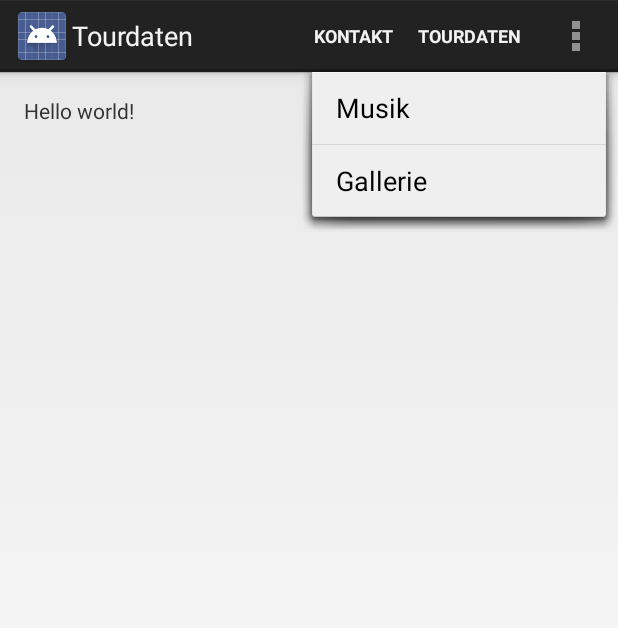
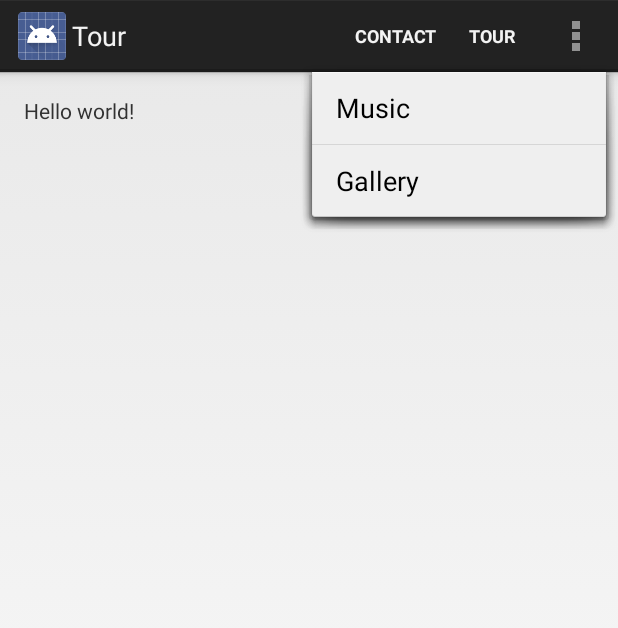
Before and after one commit to trilumic/PromoApplication, an Android app: the Tourdates screen opened directly, with no data from a screen before it, with the options menu open, on a phone screen of 412 x 824 dp. Shown: the top 628 px of the screen. Run offline under Robolectric (Android 15) with nearby library versions, the phone set to English and light mode, and no system bars.

Commit message:
Anpassungen zur Funktionalität

```diff
--- a/app/src/main/AndroidManifest.xml
+++ b/app/src/main/AndroidManifest.xml
@@ -19,9 +19,12 @@
                 <category android:name="android.intent.category.LAUNCHER" />
             </intent-filter>
         </activity>
+
+
         <activity
             android:name="ch.djsimeon.android.promoapplication.app.Contact"
-            android:label="@string/title_activity_contact" >
+            android:label="@string/title_activity_contact"
+            android:uiOptions="splitActionBarWhenNarrow">
         </activity>
         <activity
             android:name="ch.djsimeon.android.promoapplication.app.Tourdates"
--- a/app/src/main/java/ch/djsimeon/android/promoapplication/app/Contact.java
+++ b/app/src/main/java/ch/djsimeon/android/promoapplication/app/Contact.java
@@ -31,9 +31,9 @@ public class Contact extends Activity {
         int id = item.getItemId();
 
         switch (id){
-            case R.id.action_contact:
-                Intent contact = new Intent(this,Contact.class);
-                startActivity(contact);
+//            case R.id.action_contact:
+//                Intent contact = new Intent(this,Contact.class);
+//                startActivity(contact);
 //            case  R.id.action_tourdates:
 //                Intent tour = new Intent(this,Tourdates.class);
 //                startActivity(tour);
--- a/app/src/main/res/values/dimens.xml
+++ b/app/src/main/res/values/dimens.xml
@@ -2,5 +2,6 @@
     <!-- Default screen margins, per the Android Design guidelines. -->
     <dimen name="activity_horizontal_margin">16dp</dimen>
     <dimen name="activity_vertical_margin">16dp</dimen>
+    <dimen name="activity_horizontal_margin_land">120dp</dimen>
 
-    </resources>
+</resources>
--- a/app/src/main/res/values/strings.xml
+++ b/app/src/main/res/values/strings.xml
@@ -1,14 +1,13 @@
 <?xml version="1.0" encoding="utf-8"?>
 <resources>
 
-    <string name="app_name">PromoApplication</string>
+    <string name="app_name">Simeon</string>
     <string name="hello_world">Hello world!</string>
-    <string name="action_settings">Settings</string>
     <string name="title_activity_contact">Contact</string>
-    <string name="title_activity_tourdates">Tourdaten</string>
-    <string name="action_contact">Kontakt</string>
-    <string name="action_gallery">Gallerie</string>
-    <string name="action_tourdates">Tourdaten</string>
-    <string name="action_music">Musik</string>
+    <string name="action_contact">Contact</string>
+    <string name="action_gallery">Gallery</string>
+    <string name="action_tourdates">Tour</string>
+    <string name="action_music">Music</string>
+    <string name="title_activity_tourdates">Tour</string>
 
 </resources>
```
Also changed, not shown: app/src/main/res/layout-land/activity_contact.xml (+6 -6 lines), app/src/main/res/layout/activity_contact.xml (+4 -4 lines), app/src/main/res/menu/tourdates.xml (deleted, +0 -9 lines).
